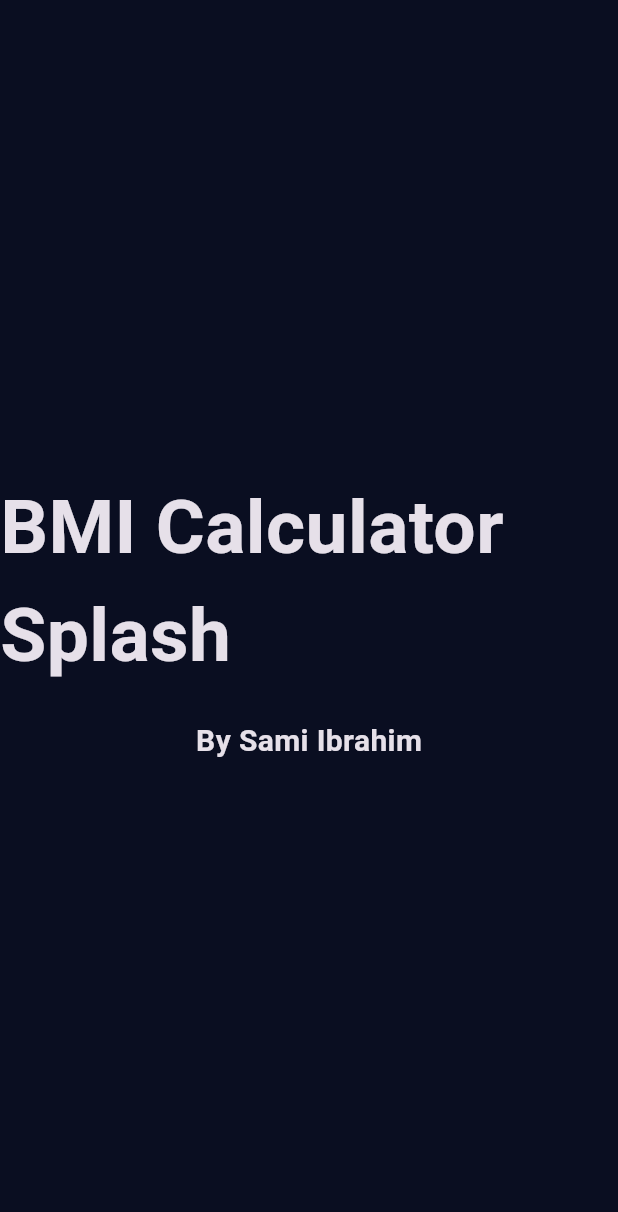
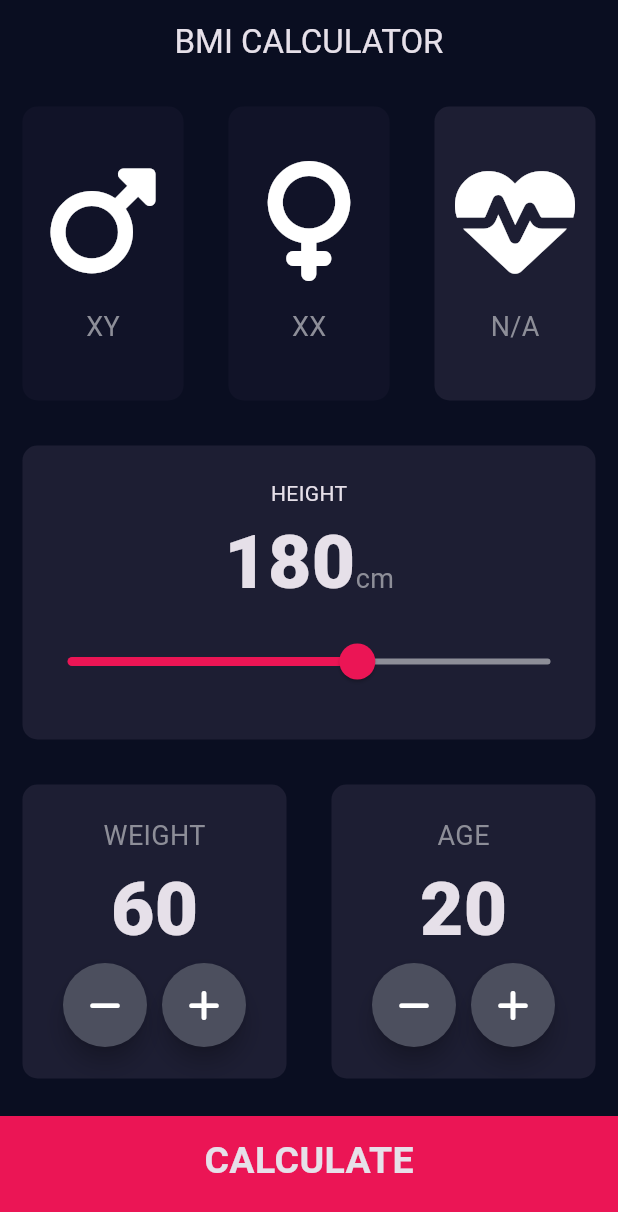
Before and after one commit to ibrahim681/bmi-calc, a Flutter app: the screen it shows after launch, on a phone screen of 412 x 824 dp. Shown: the top 1212 px of the screen. Run offline on Flutter 3.47's test engine with Material 3 defaults, Android fonts, the phone set to English and light mode, and no system bars; our stand-ins replace font_awesome_flutter.

Commit message:
input screen complete

```diff
--- a/lib/main.dart
+++ b/lib/main.dart
@@ -25,98 +25,7 @@ class BMICalculator extends StatelessWidget {
         scaffoldBackgroundColor: const Color.fromARGB(255, 21, 22, 26),
       ),
       themeMode: ThemeMode.system,
-      debugShowCheckedModeBanner: false,
-      home: const SplashScreen(),
+      debugShowCheckedModeBanner: false,      home: const SplashPage(),
     );
   }
 }
-
-/*
-class MyHomePage extends StatefulWidget {
-  const MyHomePage({super.key, required this.title});
-
-  // This widget is the home page of your application. It is stateful, meaning
-  // that it has a State object (defined below) that contains fields that affect
-  // how it looks.
-
-  // This class is the configuration for the state. It holds the values (in this
-  // case the title) provided by the parent (in this case the App widget) and
-  // used by the build method of the State. Fields in a Widget subclass are
-  // always marked "final".
-
-  final String title;
-
-  @override
-  State<MyHomePage> createState() => _MyHomePageState();
-}
-
-class _MyHomePageState extends State<MyHomePage> {
-  int _counter = 0;
-
-  void _incrementCounter() {
-    setState(() {
-      // This call to setState tells the Flutter framework that something has
-      // changed in this State, which causes it to rerun the build method below
-      // so that the display can reflect the updated values. If we changed
-      // _counter without calling setState(), then the build method would not be
-      // called again, and so nothing would appear to happen.
-      _counter++;
-    });
-  }
-
-  @override
-  Widget build(BuildContext context) {
-    // This method is rerun every time setState is called, for instance as done
-    // by the _incrementCounter method above.
-    //
-    // The Flutter framework has been optimized to make rerunning build methods
-    // fast, so that you can just rebuild anything that needs updating rather
-    // than having to individually change instances of widgets.
-    return Scaffold(
-      appBar: AppBar(
-        // TRY THIS: Try changing the color here to a specific color (to
-        // Colors.amber, perhaps?) and trigger a hot reload to see the AppBar
-        // change color while the other colors stay the same.
-        backgroundColor: Theme.of(context).colorScheme.inversePrimary,
-        // Here we take the value from the MyHomePage object that was created by
-        // the App.build method, and use it to set our appbar title.
-        title: Text(widget.title),
-      ),
-      body: Center(
-        // Center is a layout widget. It takes a single child and positions it
-        // in the middle of the parent.
-        child: Column(
-          // Column is also a layout widget. It takes a list of children and
-          // arranges them vertically. By default, it sizes itself to fit its
-          // children horizontally, and tries to be as tall as its parent.
-          //
-          // Column has various properties to control how it sizes itself and
-          // how it positions its children. Here we use mainAxisAlignment to
-          // center the children vertically; the main axis here is the vertical
-          // axis because Columns are vertical (the cross axis would be
-          // horizontal).
-          //
-          // TRY THIS: Invoke "debug painting" (choose the "Toggle Debug Paint"
-          // action in the IDE, or press "p" in the console), to see the
-          // wireframe for each widget.
-          mainAxisAlignment: MainAxisAlignment.center,
-          children: <Widget>[
-            const Text(
-              'You have pushed the button this many times:',
-            ),
-            Text(
-              '$_counter',
-              style: Theme.of(context).textTheme.headlineMedium,
-            ),
-          ],
-        ),
-      ),
-      floatingActionButton: FloatingActionButton(
-        onPressed: _incrementCounter,
-        tooltip: 'Increment',
-        child: const Icon(Icons.add),
-      ), // This trailing comma makes auto-formatting nicer for build methods.
-    );
-  }
-}
-*/
--- a/lib/screens/bmi_input_screen.dart
+++ b/lib/screens/bmi_input_screen.dart
@@ -0,0 +1,275 @@
+import 'package:bmi/utils/enum.dart';
+import 'package:bmi/utils/constants.dart';
+import 'package:flutter/material.dart';
+import 'package:bmi/widgets/resueable_card.dart';
+import 'package:bmi/widgets/resueable_column.dart';
+import 'package:bmi/widgets/bottom_button.dart';
+import 'package:bmi/widgets/rounded_icon.button.dart';
+import 'package:font_awesome_flutter/font_awesome_flutter.dart';
+
+class InputScreen extends StatefulWidget {
+  const InputScreen({super.key});
+
+  @override
+  State<InputScreen> createState() => _InputScreenState();
+}
+
+class _InputScreenState extends State<InputScreen> {
+  MyGender selectedGender = MyGender.nonBinary;
+  int heightNum = 180;
+  int weightNum = 60;
+  int ageNum = 20;
+
+  // void calculateBmi() {
+  //   setState(() {});
+
+  //   BmiCalculator calc = BmiCalculator(
+  //     height: heightNum,
+  //     weight: weightNum,
+  //   );
+
+  //   final bmi = calc.calculateBMI();
+  //   final advice = calc.getAdvice();
+  //   final answer = calc.getResult();
+
+  //   Navigator.push(
+  //     context,
+  //     MaterialPageRoute(
+  //       builder: (context) {
+  //         return BMIResultScreen(
+  //           ansText: bmi,
+  //           ansResult: answer,
+  //           ansAdvice: advice,
+  //         );
+  //       },
+  //     ),
+  //   );
+  // }
+
+  @override
+  Widget build(BuildContext context) {
+    return Scaffold(
+      appBar: AppBar(
+        title: const Center(
+          child: Text('BMI CALCULATOR'),
+        ),
+      ),
+      body: Column(
+        crossAxisAlignment: CrossAxisAlignment.stretch,
+        children: [
+          Expanded(
+            child: Row(
+              children: [
+                Expanded(
+                  child: ReuseableCard(
+                    onTap: () {
+                      selectedGender = MyGender.male;
+
+                      setState(() {});
+                    },
+                    color: selectedGender == MyGender.male
+                        ? activeCardColour
+                        : inactiveCardColour,
+                    child: const ReuseableColumn(
+                      icon: FontAwesomeIcons.mars,
+                      label: 'XY',
+                    ),
+                  ),
+                ),
+                Expanded(
+                  child: ReuseableCard(
+                    onTap: () {
+                      setState(() {
+                        selectedGender = MyGender.female;
+                      });
+                    },
+                    color: selectedGender == MyGender.female
+                        ? activeCardColour
+                        : inactiveCardColour,
+                    child: const ReuseableColumn(
+                      icon: FontAwesomeIcons.venus,
+                      label: 'XX',
+                    ),
+                  ),
+                ),
+                Expanded(
+                  child: ReuseableCard(
+                    onTap: () {
+                      setState(() {
+                        selectedGender = MyGender.nonBinary;
+                      });
+                    },
+                    color: selectedGender == MyGender.nonBinary
+                        ? activeCardColour
+                        : inactiveCardColour,
+                    child: const ReuseableColumn(
+                      icon: FontAwesomeIcons.heartPulse,
+                      label: 'N/A',
+                    ),
+                  ),
+                ),
+              ],
+            ),
+          ),
+          Expanded(
+            child: ReuseableCard(
+              color: activeCardColour,
+              child: Column(
+                mainAxisAlignment: MainAxisAlignment.center,
+                children: [
+                  const Text('HEIGHT'),
+                  Row(
+                    mainAxisAlignment: MainAxisAlignment.center,
+                    textBaseline: TextBaseline.alphabetic,
+                    crossAxisAlignment: CrossAxisAlignment.baseline,
+                    children: [
+                      Text(
+                        heightNum.toString(),
+                        style: allTextStyle,
+                      ),
+                      const Text(
+                        'cm',
+                        style: labelTextStyle,
+                      ),
+                    ],
+                  ),
+                  SliderTheme(
+                    data: SliderTheme.of(context).copyWith(
+                      activeTrackColor: const Color(0xFFEB1555),
+                      inactiveTrackColor: const Color(0xFF8D8E98),
+                      thumbColor: const Color(0xFFEB1555),
+                      overlayColor: const Color(0x29EB1555),
+                      thumbShape:
+                          const RoundSliderThumbShape(enabledThumbRadius: 12.0),
+                      overlayShape:
+                          const RoundSliderOverlayShape(overlayRadius: 30.0),
+                    ),
+                    child: Slider(
+                      value: heightNum.toDouble(),
+                      min: 120.0,
+                      max: 220.0,
+                      onChanged: (double newVal) {
+                        setState(() {
+                          heightNum = newVal.round();
+                        });
+                      },
+                    ),
+                  ),
+                ],
+              ),
+            ),
+          ),
+          Expanded(
+            child: Row(
+              children: [
+                Expanded(
+                  child: ReuseableCard(
+                    color: activeCardColour,
+                    child: Column(
+                      mainAxisAlignment: MainAxisAlignment.center,
+                      children: [
+                        const Text('WEIGHT', style: labelTextStyle),
+                        Text(
+                          weightNum.toString(),
+                          style: allTextStyle,
+                        ),
+                        Row(
+                          mainAxisAlignment: MainAxisAlignment.center,
+                          children: [
+                            RoundIconButton(
+                              icon: FontAwesomeIcons.minus,
+                              onPress: () {
+                                if (ageNum > 1) {
+                                  setState(() {
+                                    weightNum--;
+                                  });
+                                } else {
+                                  // const SnackBar(
+                                  //   content: Text('Age cannot be less than 1'),
+                                  // );
+                                }
+                              },
+                            ),
+                            const SizedBox(width: 10.0),
+                            RoundIconButton(
+                              icon: FontAwesomeIcons.plus,
+                              onPress: () {
+                                if (ageNum < 100) {
+                                  setState(() {
+                                    weightNum++;
+                                  });
+                                } else {
+                                  // const SnackBar(
+                                  //   content: Text('Age cannot be greater than 100'),
+                                  // );
+                                }
+                              },
+                            ),
+                          ],
+                        ),
+                      ],
+                    ),
+                  ),
+                ),
+                Expanded(
+                  child: ReuseableCard(
+                    color: activeCardColour,
+                    child: Column(
+                      mainAxisAlignment: MainAxisAlignment.center,
+                      children: [
+                        const Text('AGE', style: labelTextStyle),
+                        Text(
+                          ageNum.toString(),
+                          style: allTextStyle,
+                        ),
+                        Row(
+                          mainAxisAlignment: MainAxisAlignment.center,
+                          children: [
+                            RoundIconButton(
+                              icon: FontAwesomeIcons.minus,
+                              onPress: () {
+                                if (ageNum > 1) {
+                                  setState(() {
+                                    ageNum--;
+                                  });
+                                } else {
+                                  // const SnackBar(
+                                  //   content: Text('Age cannot be less than 1'),
+                                  // );
+                                }
+                              },
+                            ),
+                            const SizedBox(width: 10.0),
+                            RoundIconButton(
+                              icon: FontAwesomeIcons.plus,
+                              onPress: () {
+                                if (ageNum < 10) {
+                                  setState(() {
+                                    ageNum++;
+                                  });
+                                } else {
+                                  // const SnackBar(
+                                  //   content: Text('Age cannot be greater than 100'),
+                                  // );
+                                }
+                              },
+                            ),
+                          ],
+                        ),
+                      ],
+                    ),
+                  ),
+                ),
+              ],
+            ),
+          ),
+          BottomButton(
+            buttonTitle: 'CALCULATE',
+            onTap: () => {
+              print("okay"),
+            }),
+        ],
+      ),
+    );
+  }
+}
--- a/lib/screens/splash_screen.dart
+++ b/lib/screens/splash_screen.dart
@@ -1,48 +1,59 @@
+import 'package:bmi/screens/bmi_input_screen.dart';
 import 'package:flutter/material.dart';
 
-class SplashScreen extends StatefulWidget {
-  const SplashScreen({super.key});
+class SplashPage extends StatefulWidget {
+  const SplashPage({super.key});
 
   @override
-  State<SplashScreen> createState() =>  SplashScreenState();
+  State<SplashPage> createState() => _SplashPageState();
 }
 
-class  SplashScreenState extends State<SplashScreen> {
-
+class _SplashPageState extends State<SplashPage> {
   @override
   void initState() {
-    // TODO: implement initState
     super.initState();
 
-    Future.delayed(Duration(seconds: 3), () {
-      Navigator.pushReplacementNamed(context, '/home');
+    Future.delayed(const Duration(seconds: 3), () {
+      if (mounted) {
+        Navigator.pushReplacement(
+          context,
+          MaterialPageRoute<void>(
+            builder: (BuildContext context) => const InputScreen(),
+          ),
+        );
+      }
     });
   }
 
   @override
   Widget build(BuildContext context) {
-    return Scaffold(
+    return const Scaffold(
       body: SafeArea(
+        child: Center(
           child: Column(
             mainAxisAlignment: MainAxisAlignment.center,
             children: [
               Text(
-              'BMI Calculator Splash',
+                'Anutio Splash',
+                textAlign: TextAlign.center,
                 style: TextStyle(
-                fontSize: 50,
-                fontWeight: FontWeight.bold,
+                  fontSize: 30,
+                  fontWeight: FontWeight.w900,
                 ),
               ),
-            SizedBox(height: 20),
+              SizedBox(
+                height: 30,
+              ),
               Text(
-              'By Sami Ibrahim',
+                'Welcome to the BMI calculator',
+                textAlign: TextAlign.center,
                 style: TextStyle(
-                fontSize: 20,
-                fontWeight: FontWeight.bold,
+                  fontSize: 30,
+                  fontWeight: FontWeight.w300,
                 ),
               ),
             ],
-
+          ),
         ),
       ),
     );
--- /dev/null
+++ b/lib/utils/constants.dart
@@ -0,0 +1,22 @@
+import 'package:flutter/material.dart';
+
+const allTextStyle = TextStyle(
+  fontSize: 50.0,
+  fontWeight: FontWeight.w900,
+);
+
+const labelTextStyle = TextStyle(
+  fontSize: 18,
+  color: Color(0xFF8D8E98),
+);
+
+const resultStyle = TextStyle(
+  fontSize: 22.0,
+  color: Color(0xFF24D876),
+);
+
+const activeCardColour = Color(0xFF1D1E33);
+const inactiveCardColour = Color(0xFF111328);
+
+const bottomContainerHeight = 80.0;
+const bottomContainerColor = Color(0xFFEB1555);
--- /dev/null
+++ b/lib/utils/enum.dart
@@ -0,0 +1 @@
+enum MyGender { male, female, nonBinary }
--- /dev/null
+++ b/lib/widgets/bottom_button.dart
@@ -0,0 +1,36 @@
+import 'package:bmi/utils/constants.dart';
+import 'package:flutter/material.dart';
+
+class BottomButton extends StatelessWidget {
+  const BottomButton({
+    required this.onTap,
+    required this.buttonTitle,
+    super.key,
+  });
+
+  final void Function() onTap;
+  final String buttonTitle;
+
+  @override
+  Widget build(BuildContext context) {
+    return GestureDetector(
+      onTap: onTap,
+      child: Container(
+        color: bottomContainerColor,
+        margin: const EdgeInsets.only(top: 10),
+        width: double.infinity,
+        padding: const EdgeInsets.only(bottom: 20.0),
+        height: bottomContainerHeight,
+        child: Center(
+          child: Text(
+            buttonTitle,
+            style: const TextStyle(
+              fontWeight: FontWeight.bold,
+              fontSize: 25.0,
+            ),
+          ),
+        ),
+      ),
+    );
+  }
+}
--- /dev/null
+++ b/lib/widgets/resueable_card.dart
@@ -0,0 +1,29 @@
+import 'package:flutter/material.dart';
+
+class ReuseableCard extends StatelessWidget {
+  const ReuseableCard({
+    required this.child,
+    required this.color,
+    this.onTap,
+    super.key,
+  });
+
+  final Widget child;
+  final Color color;
+  final void Function()? onTap;
+
+  @override
+  Widget build(BuildContext context) {
+    return GestureDetector(
+      onTap: onTap,
+      child: Container(
+        margin: const EdgeInsets.all(15),
+        decoration: BoxDecoration(
+          color: color,
+          borderRadius: BorderRadius.circular(10),
+        ),
+        child: child,
+      ),
+    );
+  }
+}
--- /dev/null
+++ b/lib/widgets/resueable_column.dart
@@ -0,0 +1,33 @@
+import 'package:bmi/utils/constants.dart';
+import 'package:flutter/material.dart';
+
+class ReuseableColumn extends StatelessWidget {
+  const ReuseableColumn({
+    required this.icon,
+    required this.label,
+    super.key,
+  });
+
+  final IconData icon;
+  final String label;
+
+  @override
+  Widget build(BuildContext context) {
+    return Column(
+      mainAxisAlignment: MainAxisAlignment.center,
+      children: [
+        Icon(
+          icon,
+          size: 80.0,
+        ),
+        const SizedBox(
+          height: 18,
+        ),
+        Text(
+          label,
+          style: labelTextStyle,
+        ),
+      ],
+    );
+  }
+}
--- /dev/null
+++ b/lib/widgets/rounded_icon.button.dart
@@ -0,0 +1,26 @@
+import 'package:flutter/material.dart';
+
+class RoundIconButton extends StatelessWidget {
+  const RoundIconButton({
+    required this.icon,
+    required this.onPress,
+    super.key,
+  });
+
+  final IconData icon;
+  final Function() onPress;
+  @override
+  Widget build(BuildContext context) {
+    return RawMaterialButton(
+      shape: const CircleBorder(),
+      elevation: 6.0,
+      constraints: const BoxConstraints.tightFor(
+        width: 56.0,
+        height: 56.0,
+      ),
+      fillColor: const Color(0xFF4C4F5E),
+      onPressed: onPress,
+      child: Icon(icon),
+    );
+  }
+}
--- a/pubspec.yaml
+++ b/pubspec.yaml
@@ -35,6 +35,7 @@ dependencies:
   # The following adds the Cupertino Icons font to your application.
   # Use with the CupertinoIcons class for iOS style icons.
   cupertino_icons: ^1.0.8
+  font_awesome_flutter: ^10.8.0
 
 dev_dependencies:
   flutter_test:
```
Also changed, not shown: pubspec.lock, 1 other file. Lines whose indentation alone changed are shown as unchanged.
